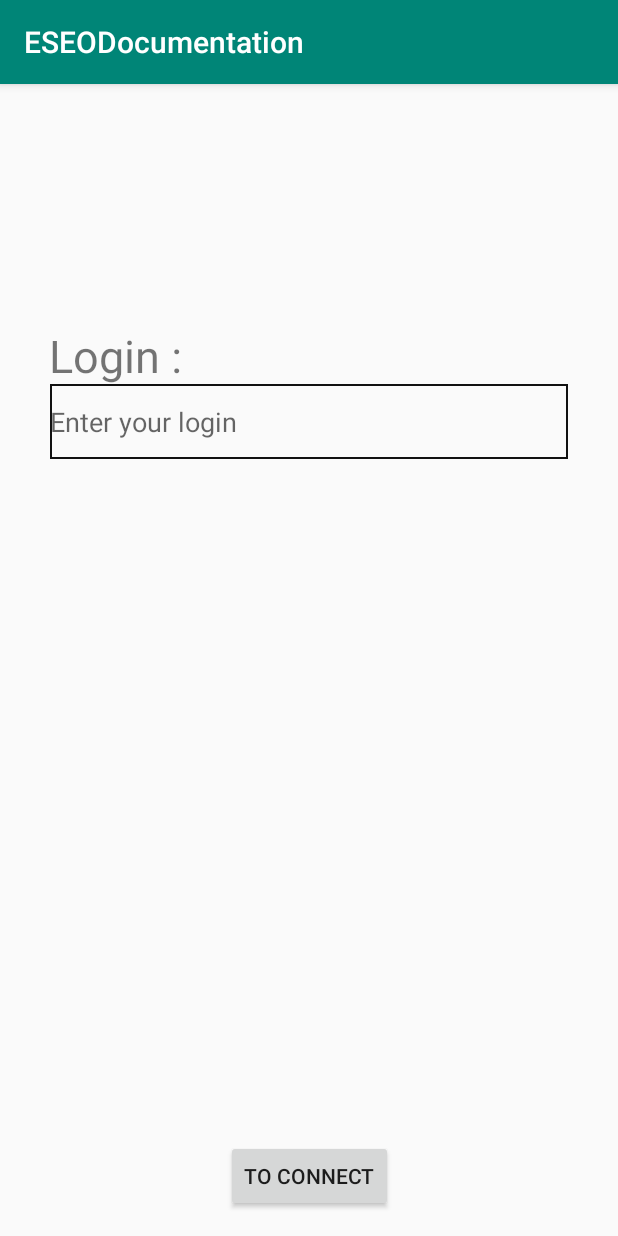
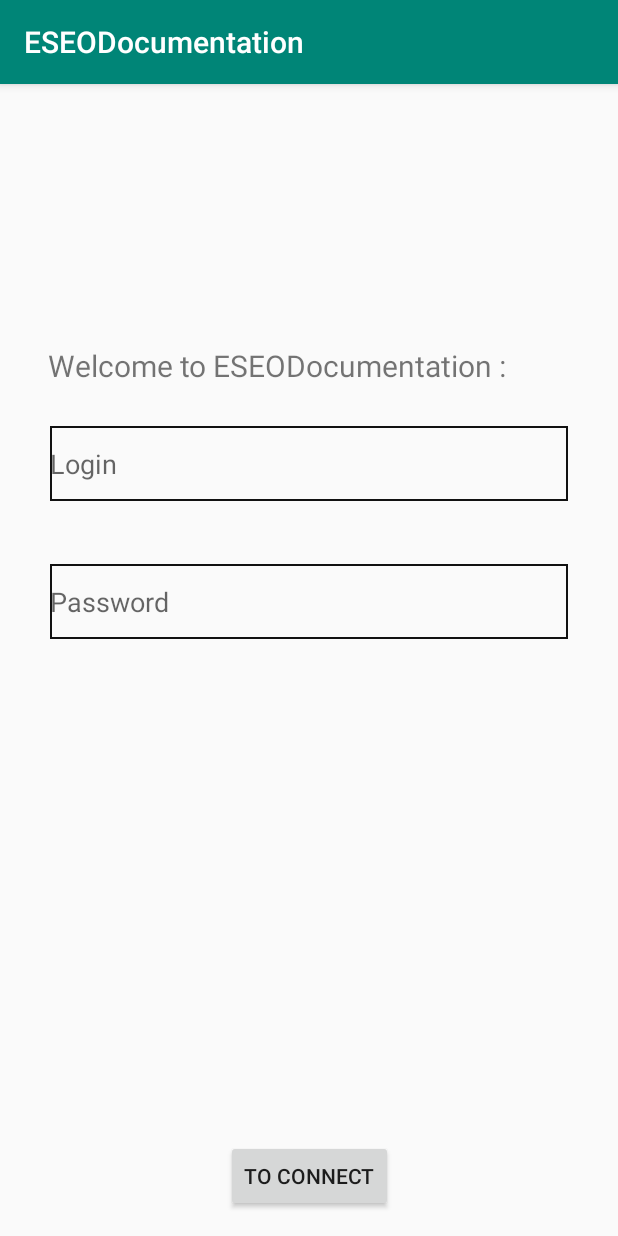
Before and after one commit to MaximeFNS/ESEODocumentation, an Android app: the screen it shows after launch (MainActivity), on a phone screen of 412 x 824 dp. Run offline under Robolectric (Android 15) with nearby library versions, the phone set to English and light mode, and no system bars; Roboto replaces fonts that are not available here.

Commit message:
Formulaire de connexion

```diff
--- a/app/src/main/java/fr/eseo/dis/afonsodebarre/eseodocumentation/MainActivity.java
+++ b/app/src/main/java/fr/eseo/dis/afonsodebarre/eseodocumentation/MainActivity.java
@@ -12,12 +12,14 @@ public class MainActivity extends AppCompatActivity {
 //Commentaire test
 
     private EditText login;
+    private EditText password;
     @Override
     protected void onCreate(Bundle savedInstanceState) {
         super.onCreate(savedInstanceState);
         setContentView(R.layout.activity_main);
         final Button connect = (Button)findViewById(R.id.bn_connect);
         login = (EditText)findViewById(R.id.user_login);
+        password = (EditText)findViewById(R.id.user_password);
     }
 
     @Override
--- a/app/src/main/res/layout/activity_main.xml
+++ b/app/src/main/res/layout/activity_main.xml
@@ -20,35 +20,49 @@
 
     <TextView
         android:id="@+id/ask_login"
-        android:layout_width="265dp"
-        android:layout_height="46dp"
+        android:layout_width="341dp"
+        android:layout_height="45dp"
         android:layout_marginLeft="32dp"
         android:layout_marginTop="32dp"
         android:layout_marginRight="32dp"
         android:fontFamily="@font/roboto_thin"
         android:text="@string/ask_login"
-        android:textSize="30sp"
-        app:layout_constraintBottom_toBottomOf="parent"
+        android:textSize="20sp"
+        app:layout_constraintBottom_toBottomOf="@+id/user_login"
         app:layout_constraintHorizontal_bias="0.012"
         app:layout_constraintLeft_toLeftOf="parent"
         app:layout_constraintRight_toRightOf="parent"
         app:layout_constraintTop_toTopOf="parent"
-        app:layout_constraintVertical_bias="0.186" />
+        app:layout_constraintVertical_bias="0.709" />
 
     <EditText
         android:id="@+id/user_login"
         android:layout_width="345dp"
         android:layout_height="50dp"
         android:layout_marginStart="16dp"
-        android:layout_marginTop="200dp"
+        android:layout_marginTop="228dp"
         android:layout_marginEnd="16dp"
-        android:layout_marginBottom="120dp"
-        android:hint="Enter your login"
+        android:background="@drawable/border"
         android:ems="10"
+        android:hint="@string/hint_login"
         android:inputType="textPersonName"
         app:layout_constraintEnd_toEndOf="parent"
         app:layout_constraintStart_toStartOf="parent"
+        app:layout_constraintTop_toTopOf="parent" />
+
+    <EditText
+        android:id="@+id/user_password"
+        android:layout_width="345dp"
+        android:layout_height="50dp"
+        android:layout_marginStart="16dp"
+        android:layout_marginTop="320dp"
+        android:layout_marginEnd="16dp"
         android:background="@drawable/border"
+        android:ems="10"
+        android:hint="@string/hint_password"
+        android:inputType="textPassword"
+        app:layout_constraintEnd_toEndOf="parent"
+        app:layout_constraintStart_toStartOf="parent"
         app:layout_constraintTop_toTopOf="parent" />
 
 </androidx.constraintlayout.widget.ConstraintLayout>
--- a/app/src/main/res/values/strings.xml
+++ b/app/src/main/res/values/strings.xml
@@ -1,5 +1,7 @@
 <resources>
     <string name="app_name">ESEODocumentation</string>
     <string name="connection">To connect</string>
-    <string name="ask_login">Login :</string>
+    <string name="ask_login">Welcome to ESEODocumentation :</string>
+    <string name="hint_login">Login</string>
+    <string name="hint_password">Password</string>
 </resources>
```
